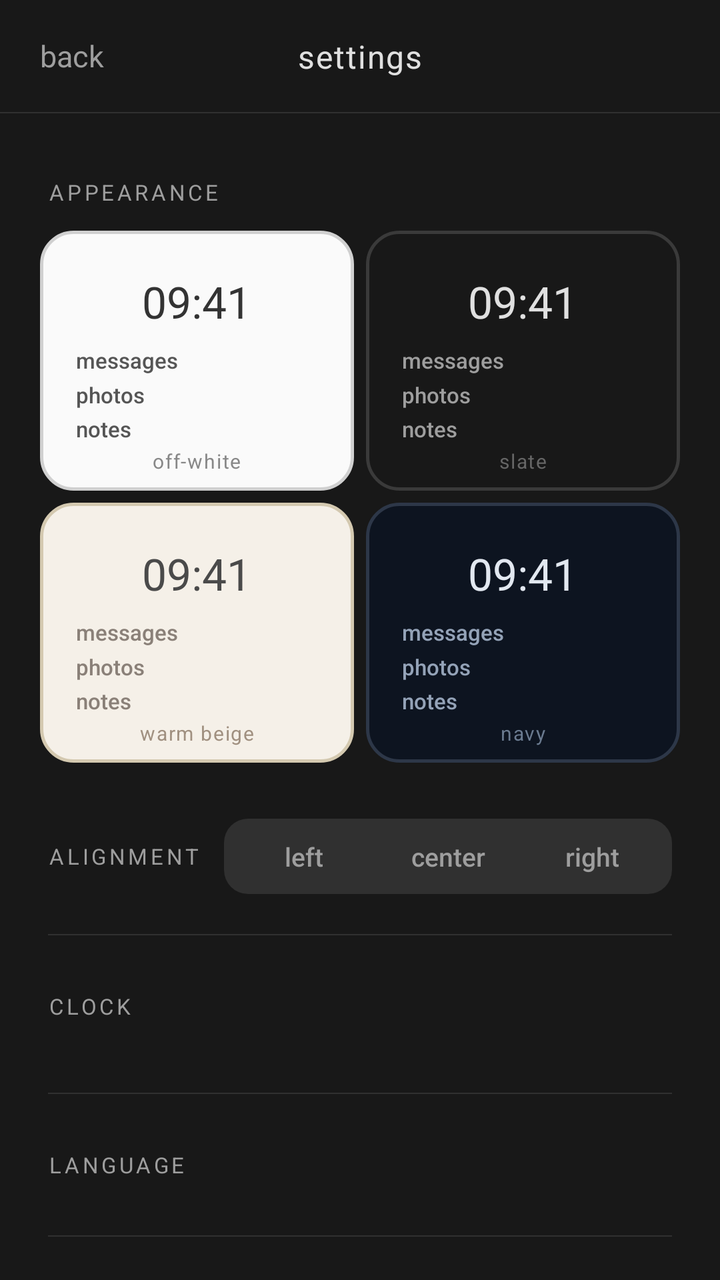
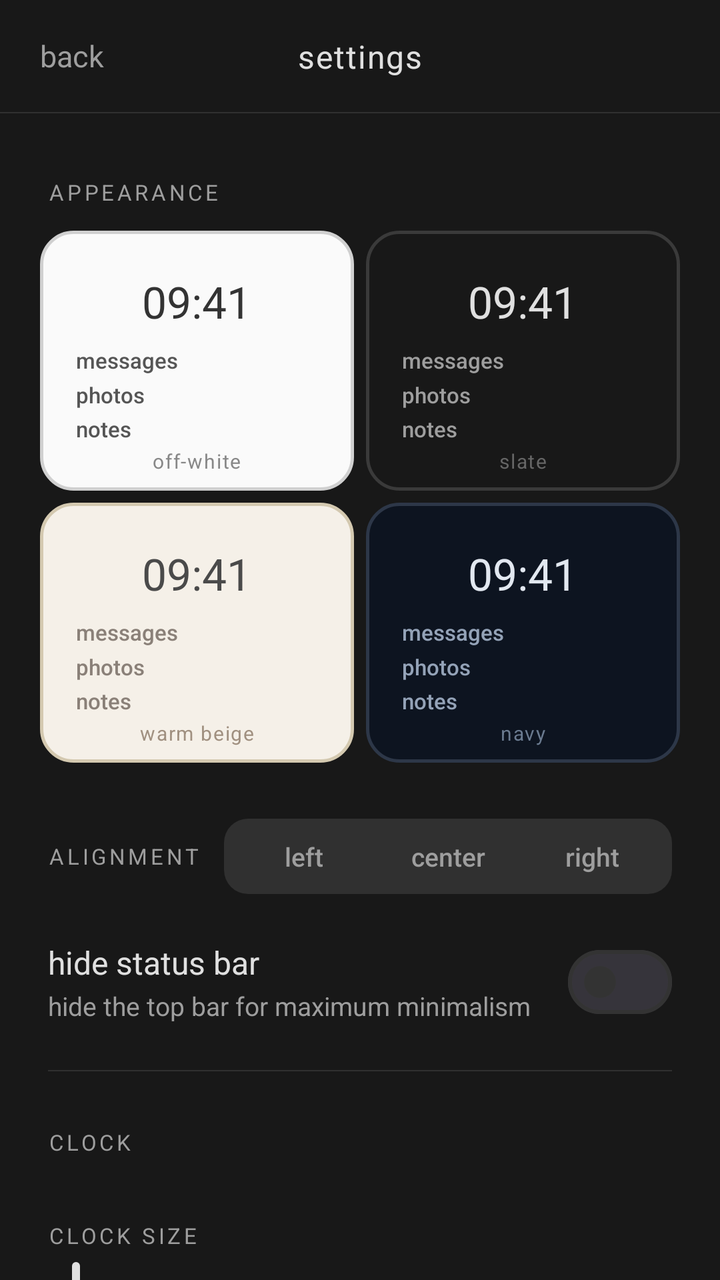

Compare the two renders of this Android layout. The source of the first and the diff that turns it into the second are given below.
<!-- AndroidManifest.xml: application theme Theme.FocusPhone.Slate -->
<!-- res/layout/activity_settings.xml -->
<?xml version="1.0" encoding="utf-8"?>
<androidx.constraintlayout.widget.ConstraintLayout
    xmlns:android="http://schemas.android.com/apk/res/android"
    xmlns:app="http://schemas.android.com/apk/res-auto"
    android:layout_width="match_parent"
    android:layout_height="match_parent"
    android:background="?attr/android:colorBackground">

    
    <androidx.constraintlayout.widget.ConstraintLayout
        android:id="@+id/toolbar"
        android:layout_width="0dp"
        android:layout_height="wrap_content"
        android:minHeight="56dp"
        app:layout_constraintEnd_toEndOf="parent"
        app:layout_constraintStart_toStartOf="parent"
        app:layout_constraintTop_toTopOf="parent">

        <TextView
            android:id="@+id/btn_back"
            android:layout_width="wrap_content"
            android:layout_height="wrap_content"
            android:background="?attr/selectableItemBackground"
            android:contentDescription="@string/cd_back_button"
            android:fontFamily="sans-serif"
            android:gravity="center"
            android:minWidth="64dp"
            android:minHeight="48dp"
            android:paddingStart="20dp"
            android:paddingEnd="12dp"
            android:text="@string/settings_back"
            android:textColor="?attr/android:textColorSecondary"
            android:textSize="15sp"
            app:layout_constraintBottom_toBottomOf="parent"
            app:layout_constraintStart_toStartOf="parent"
            app:layout_constraintTop_toTopOf="parent" />

        <TextView
            android:layout_width="wrap_content"
            android:layout_height="wrap_content"
            android:fontFamily="sans-serif"
            android:letterSpacing="0.04"
            android:text="@string/settings_title"
            android:textColor="?attr/android:textColorPrimary"
            android:textSize="16sp"
            app:layout_constraintBottom_toBottomOf="parent"
            app:layout_constraintEnd_toEndOf="parent"
            app:layout_constraintStart_toStartOf="parent"
            app:layout_constraintTop_toTopOf="parent" />

    </androidx.constraintlayout.widget.ConstraintLayout>

    <View
        android:id="@+id/divider_toolbar"
        android:layout_width="0dp"
        android:layout_height="0.5dp"
        android:alpha="0.12"
        android:background="?attr/android:textColorPrimary"
        app:layout_constraintEnd_toEndOf="parent"
        app:layout_constraintStart_toStartOf="parent"
        app:layout_constraintTop_toBottomOf="@id/toolbar" />

    
    <androidx.core.widget.NestedScrollView
        android:id="@+id/scroll_content"
        android:layout_width="0dp"
        android:layout_height="0dp"
        android:overScrollMode="never"
        android:clipToPadding="false"
        app:layout_constraintBottom_toBottomOf="parent"
        app:layout_constraintEnd_toEndOf="parent"
        app:layout_constraintStart_toStartOf="parent"
        app:layout_constraintTop_toBottomOf="@id/divider_toolbar">

        <LinearLayout
            android:layout_width="match_parent"
            android:layout_height="wrap_content"
            android:orientation="vertical"
            android:paddingBottom="56dp">

            
            <TextView
                android:layout_width="match_parent"
                android:layout_height="wrap_content"
                android:fontFamily="sans-serif"
                android:letterSpacing="0.14"
                android:paddingStart="24dp"
                android:paddingTop="32dp"
                android:paddingEnd="24dp"
                android:paddingBottom="12dp"
                android:text="@string/settings_section_appearance"
                android:textAllCaps="true"
                android:textColor="?attr/android:textColorSecondary"
                android:textSize="11sp" />

            
            <GridLayout
                android:id="@+id/theme_selector"
                android:layout_width="match_parent"
                android:layout_height="wrap_content"
                android:columnCount="2"
                android:paddingStart="20dp"
                android:paddingEnd="20dp"
                android:paddingBottom="4dp">

                <FrameLayout android:id="@+id/card_theme_off_white"
                    android:layout_width="0dp" android:layout_height="130dp"
                    android:layout_columnWeight="1"
                    android:layout_marginEnd="6dp" android:layout_marginBottom="6dp">
                    <LinearLayout android:layout_width="match_parent" android:layout_height="match_parent"
                        android:background="@drawable/bg_theme_card_off_white"
                        android:gravity="center" android:orientation="vertical"
                        android:paddingStart="18dp" android:paddingEnd="18dp">
                        <TextView android:layout_width="wrap_content" android:layout_height="wrap_content"
                            android:text="09:41" android:textColor="#333333" android:textSize="22sp"
                            android:fontFamily="sans-serif" android:includeFontPadding="false" />
                        <TextView android:layout_width="match_parent" android:layout_height="wrap_content"
                            android:layout_marginTop="8dp" android:text="messages\nphotos\nnotes"
                            android:textColor="#555555" android:textSize="11sp"
                            android:fontFamily="sans-serif-medium" android:lineSpacingMultiplier="1.3" />
                    </LinearLayout>
                    <TextView android:layout_width="wrap_content" android:layout_height="wrap_content"
                        android:layout_gravity="bottom|center_horizontal" android:layout_marginBottom="8dp"
                        android:text="@string/settings_theme_off_white" android:textColor="#888888"
                        android:textSize="10sp" android:fontFamily="sans-serif" android:letterSpacing="0.06" />
                </FrameLayout>

                <FrameLayout android:id="@+id/card_theme_slate"
                    android:layout_width="0dp" android:layout_height="130dp"
                    android:layout_columnWeight="1"
                    android:layout_marginBottom="6dp">
                    <LinearLayout android:layout_width="match_parent" android:layout_height="match_parent"
                        android:background="@drawable/bg_theme_card_slate"
                        android:gravity="center" android:orientation="vertical"
                        android:paddingStart="18dp" android:paddingEnd="18dp">
                        <TextView android:layout_width="wrap_content" android:layout_height="wrap_content"
                            android:text="09:41" android:textColor="#E0E0E0" android:textSize="22sp"
                            android:fontFamily="sans-serif" android:includeFontPadding="false" />
                        <TextView android:layout_width="match_parent" android:layout_height="wrap_content"
                            android:layout_marginTop="8dp" android:text="messages\nphotos\nnotes"
                            android:textColor="#9E9E9E" android:textSize="11sp"
                            android:fontFamily="sans-serif-medium" android:lineSpacingMultiplier="1.3" />
                    </LinearLayout>
                    <TextView android:layout_width="wrap_content" android:layout_height="wrap_content"
                        android:layout_gravity="bottom|center_horizontal" android:layout_marginBottom="8dp"
                        android:text="@string/settings_theme_slate" android:textColor="#666666"
                        android:textSize="10sp" android:fontFamily="sans-serif" android:letterSpacing="0.06" />
                </FrameLayout>

                <FrameLayout android:id="@+id/card_theme_warm_beige"
                    android:layout_width="0dp" android:layout_height="130dp"
                    android:layout_columnWeight="1"
                    android:layout_marginEnd="6dp">
                    <LinearLayout android:layout_width="match_parent" android:layout_height="match_parent"
                        android:background="@drawable/bg_theme_card_warm_beige"
                        android:gravity="center" android:orientation="vertical"
                        android:paddingStart="18dp" android:paddingEnd="18dp">
                        <TextView android:layout_width="wrap_content" android:layout_height="wrap_content"
                            android:text="09:41" android:textColor="#4A4A4A" android:textSize="22sp"
                            android:fontFamily="sans-serif" android:includeFontPadding="false" />
                        <TextView android:layout_width="match_parent" android:layout_height="wrap_content"
                            android:layout_marginTop="8dp" android:text="messages\nphotos\nnotes"
                            android:textColor="#8A8078" android:textSize="11sp"
                            android:fontFamily="sans-serif-medium" android:lineSpacingMultiplier="1.3" />
                    </LinearLayout>
                    <TextView android:layout_width="wrap_content" android:layout_height="wrap_content"
                        android:layout_gravity="bottom|center_horizontal" android:layout_marginBottom="8dp"
                        android:text="@string/settings_theme_warm_beige" android:textColor="#A09080"
                        android:textSize="10sp" android:fontFamily="sans-serif" android:letterSpacing="0.06" />
                </FrameLayout>

                <FrameLayout android:id="@+id/card_theme_navy"
                    android:layout_width="0dp" android:layout_height="130dp"
                    android:layout_columnWeight="1">
                    <LinearLayout android:layout_width="match_parent" android:layout_height="match_parent"
                        android:background="@drawable/bg_theme_card_navy"
                        android:gravity="center" android:orientation="vertical"
                        android:paddingStart="18dp" android:paddingEnd="18dp">
                        <TextView android:layout_width="wrap_content" android:layout_height="wrap_content"
                            android:text="09:41" android:textColor="#E2E8F0" android:textSize="22sp"
                            android:fontFamily="sans-serif" android:includeFontPadding="false" />
                        <TextView android:layout_width="match_parent" android:layout_height="wrap_content"
                            android:layout_marginTop="8dp" android:text="messages\nphotos\nnotes"
                            android:textColor="#94A3B8" android:textSize="11sp"
                            android:fontFamily="sans-serif-medium" android:lineSpacingMultiplier="1.3" />
                    </LinearLayout>
                    <TextView android:layout_width="wrap_content" android:layout_height="wrap_content"
                        android:layout_gravity="bottom|center_horizontal" android:layout_marginBottom="8dp"
                        android:text="@string/settings_theme_navy" android:textColor="#6B7B90"
                        android:textSize="10sp" android:fontFamily="sans-serif" android:letterSpacing="0.06" />
                </FrameLayout>

            </GridLayout>

            
            <LinearLayout
                android:layout_width="match_parent"
                android:layout_height="wrap_content"
                android:layout_marginTop="24dp"
                android:paddingStart="24dp"
                android:paddingEnd="24dp"
                android:orientation="horizontal"
                android:gravity="center_vertical">

                <TextView
                    android:layout_width="0dp"
                    android:layout_height="wrap_content"
                    android:layout_weight="1"
                    android:text="@string/settings_alignment"
                    android:textColor="?attr/android:textColorSecondary"
                    android:textAllCaps="true"
                    android:letterSpacing="0.14"
                    android:textSize="11sp"
                    android:fontFamily="sans-serif" />

                
                <LinearLayout
                    android:layout_width="wrap_content"
                    android:layout_height="wrap_content"
                    android:background="@drawable/bg_segmented_control"
                    android:orientation="horizontal"
                    android:padding="4dp">

                    <TextView
                        android:id="@+id/btn_align_left"
                        android:layout_width="wrap_content"
                        android:layout_height="wrap_content"
                        android:minWidth="72dp"
                        android:gravity="center"
                        android:paddingTop="6dp"
                        android:paddingBottom="6dp"
                        android:text="@string/settings_alignment_left"
                        android:textColor="@color/color_segmented_text"
                        android:textSize="13sp"
                        android:fontFamily="sans-serif-medium"
                        android:background="@drawable/bg_segmented_item" />

                    <TextView
                        android:id="@+id/btn_align_center"
                        android:layout_width="wrap_content"
                        android:layout_height="wrap_content"
                        android:minWidth="72dp"
                        android:gravity="center"
                        android:paddingTop="6dp"
                        android:paddingBottom="6dp"
                        android:text="@string/settings_alignment_center"
                        android:textColor="@color/color_segmented_text"
                        android:textSize="13sp"
                        android:fontFamily="sans-serif-medium"
                        android:background="@drawable/bg_segmented_item" />

                    <TextView
                        android:id="@+id/btn_align_right"
                        android:layout_width="wrap_content"
                        android:layout_height="wrap_content"
                        android:minWidth="72dp"
                        android:gravity="center"
                        android:paddingTop="6dp"
                        android:paddingBottom="6dp"
                        android:text="@string/settings_alignment_right"
                        android:textColor="@color/color_segmented_text"
                        android:textSize="13sp"
                        android:fontFamily="sans-serif-medium"
                        android:background="@drawable/bg_segmented_item" />
                </LinearLayout>
            </LinearLayout>


            
            <View android:layout_width="match_parent" android:layout_height="0.5dp"
                android:layout_marginStart="24dp" android:layout_marginEnd="24dp"
                android:layout_marginTop="20dp" android:layout_marginBottom="0dp"
                android:alpha="0.12" android:background="?attr/android:textColorPrimary" />

            
            <TextView
                android:layout_width="match_parent"
                android:layout_height="wrap_content"
                android:fontFamily="sans-serif"
                android:letterSpacing="0.14"
                android:paddingStart="24dp"
                android:paddingTop="28dp"
                android:paddingEnd="24dp"
                android:paddingBottom="12dp"
                android:text="@string/settings_section_clock"
                android:textAllCaps="true"
                android:textColor="?attr/android:textColorSecondary"
                android:textSize="11sp" />

            
            <LinearLayout
                android:id="@+id/clock_type_container"
                android:layout_width="match_parent"
                android:layout_height="wrap_content"
                android:orientation="horizontal"
                android:paddingStart="20dp"
                android:paddingEnd="20dp"
                android:paddingBottom="4dp" />

            <View android:layout_width="match_parent" android:layout_height="0.5dp"
                android:layout_marginStart="24dp" android:layout_marginEnd="24dp"
                android:layout_marginTop="20dp"
                android:alpha="0.12" android:background="?attr/android:textColorPrimary" />


            
            <TextView
                android:layout_width="match_parent"
                android:layout_height="wrap_content"
                android:fontFamily="sans-serif"
                android:letterSpacing="0.14"
                android:paddingStart="24dp"
                android:paddingTop="28dp"
                android:paddingEnd="24dp"
                android:paddingBottom="8dp"
                android:text="@string/settings_section_language"
                android:textAllCaps="true"
                android:textColor="?attr/android:textColorSecondary"
                android:textSize="11sp" />

            
            <LinearLayout
                android:id="@+id/language_container"
                android:layout_width="match_parent"
                android:layout_height="wrap_content"
                android:orientation="vertical"
                android:paddingStart="24dp"
                android:paddingEnd="24dp" />

            <View android:layout_width="match_parent" android:layout_height="0.5dp"
                android:layout_marginStart="24dp" android:layout_marginEnd="24dp"
                android:layout_marginTop="20dp"
                android:alpha="0.12" android:background="?attr/android:textColorPrimary" />

            
            <TextView
                android:layout_width="match_parent"
                android:layout_height="wrap_content"
                android:fontFamily="sans-serif"
                android:letterSpacing="0.14"
                android:paddingStart="24dp"
                android:paddingTop="28dp"
                android:paddingEnd="24dp"
                android:paddingBottom="4dp"
                android:text="@string/settings_section_launcher"
                android:textAllCaps="true"
                android:textColor="?attr/android:textColorSecondary"
                android:textSize="11sp" />

            <LinearLayout
                android:id="@+id/item_set_default_launcher"
                android:layout_width="match_parent"
                android:layout_height="wrap_content"
                android:background="?attr/selectableItemBackground"
                android:gravity="center_vertical"
                android:minHeight="56dp"
                android:orientation="horizontal"
                android:paddingStart="24dp"
                android:paddingTop="12dp"
                android:paddingEnd="24dp"
                android:paddingBottom="12dp">

                <LinearLayout android:layout_width="0dp" android:layout_height="wrap_content"
                    android:layout_weight="1" android:orientation="vertical">
                    <TextView android:layout_width="wrap_content" android:layout_height="wrap_content"
                        android:fontFamily="sans-serif" android:textSize="16sp"
                        android:textColor="?attr/android:textColorPrimary"
                        android:text="@string/settings_set_default" />
                    <TextView android:layout_width="wrap_content" android:layout_height="wrap_content"
                        android:fontFamily="sans-serif" android:textSize="13sp"
                        android:layout_marginTop="2dp"
                        android:textColor="?attr/android:textColorSecondary"
                        android:text="@string/settings_set_default_desc" />
                </LinearLayout>

                <TextView android:layout_width="wrap_content" android:layout_height="wrap_content"
                    android:fontFamily="sans-serif"
                    android:textColor="?attr/android:textColorSecondary"
                    android:textSize="20sp"
                    android:text="›" />
            </LinearLayout>

            <View android:layout_width="match_parent" android:layout_height="0.5dp"
                android:layout_marginStart="24dp" android:layout_marginEnd="24dp"
                android:alpha="0.12" android:background="?attr/android:textColorPrimary" />

            
            <TextView
                android:layout_width="match_parent"
                android:layout_height="wrap_content"
                android:fontFamily="sans-serif"
                android:letterSpacing="0.14"
                android:paddingStart="24dp"
                android:paddingTop="28dp"
                android:paddingEnd="24dp"
                android:paddingBottom="4dp"
                android:text="@string/settings_section_about"
                android:textAllCaps="true"
                android:textColor="?attr/android:textColorSecondary"
                android:textSize="11sp" />

            <TextView
                android:id="@+id/tv_version"
                android:layout_width="match_parent"
                android:layout_height="wrap_content"
                android:fontFamily="sans-serif"
                android:paddingStart="24dp"
                android:paddingTop="12dp"
                android:paddingEnd="24dp"
                android:paddingBottom="16dp"
                android:textColor="?attr/android:textColorSecondary"
                android:textSize="14sp" />

        </LinearLayout>
    </androidx.core.widget.NestedScrollView>

</androidx.constraintlayout.widget.ConstraintLayout>
<!-- resources referenced by this layout -->
<resources>
  <!-- drawable bg_segmented_control (drawable) -->
  <?xml version="1.0" encoding="utf-8"?>
  <shape xmlns:android="http://schemas.android.com/apk/res/android">
      <solid android:color="#1AFFFFFF"/> 
      <corners android:radius="12dp"/>
  </shape>
  <!-- drawable bg_segmented_item (drawable) -->
  <?xml version="1.0" encoding="utf-8"?>
  <selector xmlns:android="http://schemas.android.com/apk/res/android">
      <item android:state_activated="true">
          <shape>
              <solid android:color="?attr/android:textColorPrimary"/>
              <corners android:radius="8dp"/>
          </shape>
      </item>
      <item>
          <shape>
              <solid android:color="@android:color/transparent"/>
              <corners android:radius="8dp"/>
          </shape>
      </item>
  </selector>
  <!-- drawable bg_theme_card_navy (drawable) -->
  <?xml version="1.0" encoding="utf-8"?>
  <shape xmlns:android="http://schemas.android.com/apk/res/android" android:shape="rectangle">
      <solid android:color="#0D1420" />
      <corners android:radius="16dp" />
      <stroke android:width="1.5dp" android:color="#2D3748" />
  </shape>
  <!-- drawable bg_theme_card_off_white (drawable) -->
  <?xml version="1.0" encoding="utf-8"?>
  <shape xmlns:android="http://schemas.android.com/apk/res/android" android:shape="rectangle">
      <solid android:color="#FAFAFA" />
      <corners android:radius="16dp" />
      <stroke android:width="1.5dp" android:color="#D0D0D0" />
  </shape>
  <!-- drawable bg_theme_card_slate (drawable) -->
  <?xml version="1.0" encoding="utf-8"?>
  <shape xmlns:android="http://schemas.android.com/apk/res/android" android:shape="rectangle">
      <solid android:color="#181818" />
      <corners android:radius="16dp" />
      <stroke android:width="1.5dp" android:color="#3A3A3A" />
  </shape>
  <!-- drawable bg_theme_card_warm_beige (drawable) -->
  <?xml version="1.0" encoding="utf-8"?>
  <shape xmlns:android="http://schemas.android.com/apk/res/android" android:shape="rectangle">
      <solid android:color="#F5F0E8" />
      <corners android:radius="16dp" />
      <stroke android:width="1.5dp" android:color="#D4C9B0" />
  </shape>
  <string name="cd_back_button">go back</string>
  <string name="settings_alignment">alignment</string>
  <string name="settings_alignment_center">center</string>
  <string name="settings_alignment_left">left</string>
  <string name="settings_alignment_right">right</string>
  <string name="settings_back">back</string>
  <string name="settings_section_about">about</string>
  <string name="settings_section_appearance">appearance</string>
  <string name="settings_section_clock">clock</string>
  <string name="settings_section_language">language</string>
  <string name="settings_section_launcher">launcher</string>
  <string name="settings_set_default">set as default launcher</string>
  <string name="settings_set_default_desc">tap to open system settings</string>
  <string name="settings_theme_navy">navy</string>
  <string name="settings_theme_off_white">off-white</string>
  <string name="settings_theme_slate">slate</string>
  <string name="settings_theme_warm_beige">warm beige</string>
  <string name="settings_title">settings</string>
  <color name="sl_bg_primary">#181818</color>
  <color name="sl_bg_secondary">#1E1E1E</color>
  <color name="sl_accent">#333333</color>
  <color name="sl_text_primary">#E0E0E0</color>
  <color name="sl_text_secondary">#9E9E9E</color>
  <color name="transparent">#00000000</color>
  <!-- unchanged entries left out for length: 1 -->
</resources>

<!-- the commit's change to res/layout/activity_settings.xml (unified diff, before → after) -->
@@ -265,6 +265,45 @@
                 </LinearLayout>
             </LinearLayout>
 
+            
+            <LinearLayout
+                android:layout_width="match_parent"
+                android:layout_height="wrap_content"
+                android:layout_marginTop="20dp"
+                android:paddingStart="24dp"
+                android:paddingEnd="24dp"
+                android:orientation="horizontal"
+                android:gravity="center_vertical">
+
+                <LinearLayout
+                    android:layout_width="0dp"
+                    android:layout_height="wrap_content"
+                    android:layout_weight="1"
+                    android:orientation="vertical">
+
+                    <TextView
+                        android:layout_width="wrap_content"
+                        android:layout_height="wrap_content"
+                        android:text="@string/settings_hide_status_bar"
+                        android:textColor="?attr/android:textColorPrimary"
+                        android:textSize="16sp"
+                        android:fontFamily="sans-serif" />
+
+                    <TextView
+                        android:layout_width="wrap_content"
+                        android:layout_height="wrap_content"
+                        android:layout_marginTop="2dp"
+                        android:text="@string/settings_hide_status_bar_desc"
+                        android:textColor="?attr/android:textColorSecondary"
+                        android:textSize="13sp"
+                        android:fontFamily="sans-serif" />
+                </LinearLayout>
+
+                <com.google.android.material.materialswitch.MaterialSwitch
+                    android:id="@+id/switch_hide_status_bar"
+                    android:layout_width="wrap_content"
+                    android:layout_height="wrap_content" />
+            </LinearLayout>
 
             
             <View android:layout_width="match_parent" android:layout_height="0.5dp"
@@ -296,6 +335,34 @@
                 android:paddingStart="20dp"
                 android:paddingEnd="20dp"
                 android:paddingBottom="4dp" />
+
+            
+            <TextView
+                android:layout_width="match_parent"
+                android:layout_height="wrap_content"
+                android:fontFamily="sans-serif"
+                android:letterSpacing="0.14"
+                android:paddingStart="24dp"
+                android:paddingTop="16dp"
+                android:paddingEnd="24dp"
+                android:paddingBottom="4dp"
+                android:text="@string/settings_clock_size"
+                android:textAllCaps="true"
+                android:textColor="?attr/android:textColorSecondary"
+                android:textSize="11sp" />
+
+            <com.google.android.material.slider.Slider
+                android:id="@+id/slider_clock_size"
+                android:layout_width="match_parent"
+                android:layout_height="wrap_content"
+                android:layout_marginStart="16dp"
+                android:layout_marginEnd="16dp"
+                android:valueFrom="0.0"
+                android:valueTo="100.0"
+                android:stepSize="1.0"
+                app:thumbColor="?attr/android:textColorPrimary"
+                app:trackColorActive="?attr/android:textColorPrimary"
+                app:trackColorInactive="?attr/android:textColorSecondary" />
 
             <View android:layout_width="match_parent" android:layout_height="0.5dp"
                 android:layout_marginStart="24dp" android:layout_marginEnd="24dp"
<!-- resource entries referenced after the edit -->
@@ -56,6 +56,9 @@
   <string name="settings_alignment_left">left</string>
   <string name="settings_alignment_right">right</string>
   <string name="settings_back">back</string>
+  <string name="settings_clock_size">clock size</string>
+  <string name="settings_hide_status_bar">hide status bar</string>
+  <string name="settings_hide_status_bar_desc">hide the top bar for maximum minimalism</string>
   <string name="settings_section_about">about</string>
   <string name="settings_section_appearance">appearance</string>
   <string name="settings_section_clock">clock</string>
